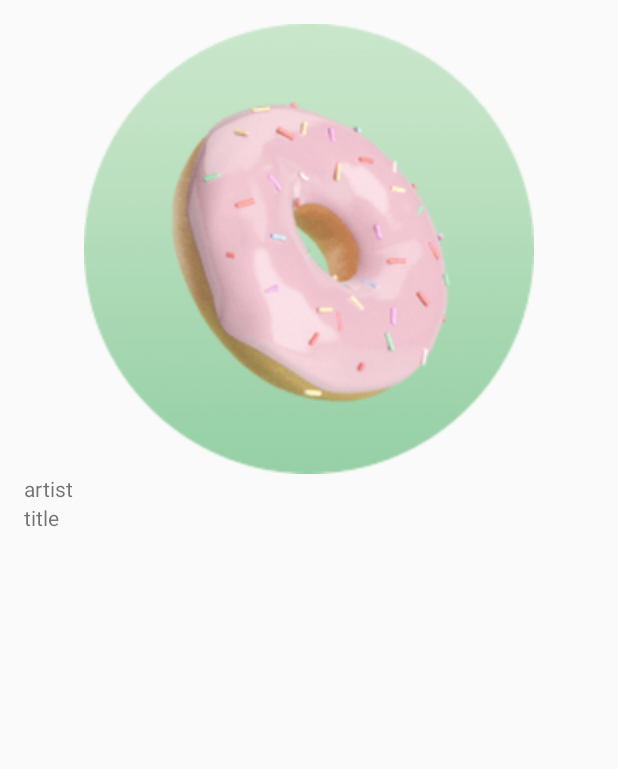
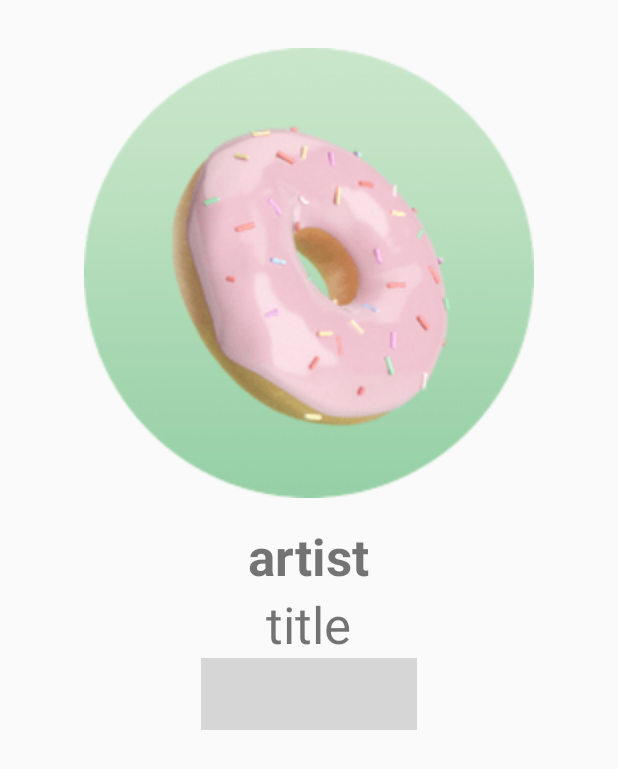
Before and after one commit to Dude-Bear/MusicApp, an Android app: the layout activity_playing_song.xml on its own in the app's theme, with its tools: preview values and no code run, on a phone screen of 412 x 824 dp. Shown: the top 769 px of the screen. Run offline under Robolectric (Android 15) with nearby library versions, the phone set to English and light mode, and no system bars; grey boxes are pictures that could not be loaded.

```diff
--- a/app/src/main/java/com/example/android/musicappdeveloper/MainActivity.java
+++ b/app/src/main/java/com/example/android/musicappdeveloper/MainActivity.java
@@ -41,7 +41,7 @@ public class MainActivity extends AppCompatActivity {
         recommendation.add(new Dataprovider(R.drawable.froyo, "Bruce Springsteen", "I'm on fire"));
         recommendation.add(new Dataprovider(R.drawable.honeycomb, "Lady Gaga", "Poker Face"));
 
-        adapter = new RecyclerAdapter(recommendation);
+        adapter = new RecyclerAdapter(recommendation, this);
         recyclerView.setHasFixedSize(true);
         layoutManager = new LinearLayoutManager(this, LinearLayoutManager.HORIZONTAL, false);
         recyclerView.setLayoutManager(layoutManager);
@@ -52,7 +52,7 @@ public class MainActivity extends AppCompatActivity {
         favorites.add(new Dataprovider(R.drawable.froyo, "Eric Clapton", "Layla"));
         favorites.add(new Dataprovider(R.drawable.honeycomb, "Miley Cyrus", "The Backyard Sessions"));
 
-        adapterFavorites = new RecyclerAdapter(favorites);
+        adapterFavorites = new RecyclerAdapter(favorites, this);
         recyclerViewFavorites.setHasFixedSize(true);
         layoutManagerFavorites = new LinearLayoutManager(this, LinearLayoutManager.HORIZONTAL, false);
         recyclerViewFavorites.setLayoutManager(layoutManagerFavorites);
--- a/app/src/main/res/layout/activity_playing_song.xml
+++ b/app/src/main/res/layout/activity_playing_song.xml
@@ -1,7 +1,5 @@
 <?xml version="1.0" encoding="utf-8"?>
-<LinearLayout
-    xmlns:android="http://schemas.android.com/apk/res/android"
-    xmlns:app="http://schemas.android.com/apk/res-auto"
+<LinearLayout xmlns:android="http://schemas.android.com/apk/res/android"
     xmlns:tools="http://schemas.android.com/tools"
     android:layout_width="match_parent"
     android:layout_height="match_parent"
@@ -10,24 +8,59 @@
     tools:context="com.example.android.musicappdeveloper.PlayingSong">
 
     <ImageView
+        android:id="@+id/playing_cover"
         android:layout_width="300dp"
         android:layout_height="300dp"
-        android:id="@+id/cover"
         android:layout_gravity="center"
-        tools:src="@drawable/donut"/>
+        android:layout_marginTop="16dp"
+        tools:src="@drawable/donut" />
+
 
     <TextView
+        android:id="@+id/playing_artist"
         android:layout_width="wrap_content"
         android:layout_height="wrap_content"
-        android:id="@+id/playing_artist"
-        tools:text="artist"/>
+        android:layout_gravity="center"
+        android:paddingTop="16dp"
+        android:textSize="34sp"
+        android:textStyle="bold"
+        tools:text="artist" />
 
     <TextView
+        android:id="@+id/playing_title"
         android:layout_width="wrap_content"
         android:layout_height="wrap_content"
-        android:id="@+id/playing_title"
-        tools:text="title"/>
+        android:layout_gravity="center"
+        android:textSize="34sp"
+        tools:text="title" />
 
+    <LinearLayout
+        android:layout_width="wrap_content"
+        android:layout_height="wrap_content"
+        android:layout_gravity="center">
+
+        <ImageView
+            android:layout_width="48dp"
+            android:layout_height="48dp"
+            android:layout_gravity="center"
+            android:paddingTop="16dp"
+            android:src="@drawable/ic_play_arrow_black_48dp" />
+
+        <ImageView
+            android:layout_width="48dp"
+            android:layout_height="48dp"
+            android:layout_gravity="center"
+            android:paddingTop="16dp"
+            android:src="@drawable/ic_pause_black_48dp" />
+
+        <ImageView
+            android:layout_width="48dp"
+            android:layout_height="48dp"
+            android:layout_gravity="center"
+            android:paddingTop="16dp"
+            android:src="@drawable/ic_stop_black_48dp" />
+
+    </LinearLayout>
 
 
 </LinearLayout>
--- a/app/src/main/res/values/strings.xml
+++ b/app/src/main/res/values/strings.xml
@@ -2,6 +2,7 @@
     <string name="app_name">MusicAppDeveloper</string>
     <string name="recommendations">Our Recommendations</string>
     <string name="favorites">My Favorites</string>
+    <string name="now_playing">Now Playing</string>
 
     <string-array name="Artists">
         <item>"Bruce Springsteen"</item>
```
Also changed, not shown: app/src/main/java/com/example/android/musicappdeveloper/PlayingSong.java (+13 -0 lines), app/src/main/java/com/example/android/musicappdeveloper/RecyclerAdapter.java (+24 -5 lines).
